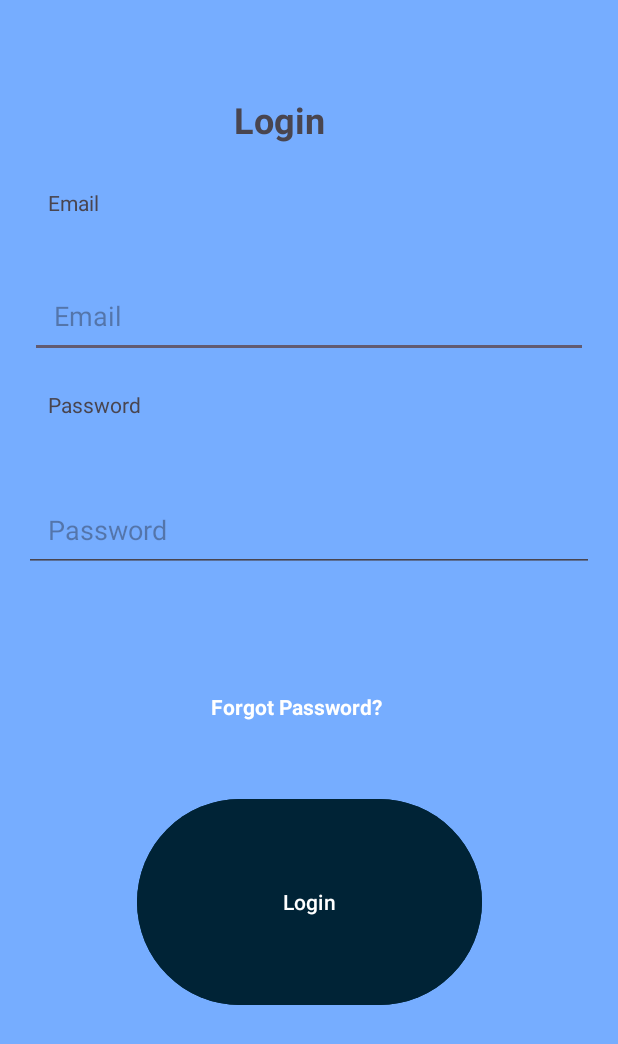
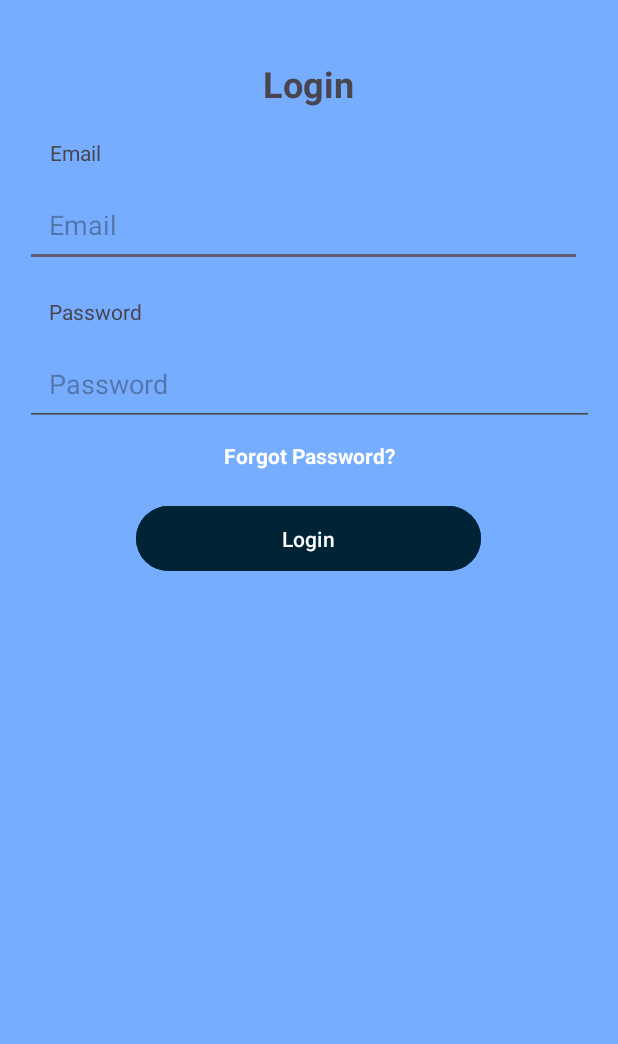
Before and after one commit to garthdp/MeditationMobileApp, an Android app: the Login screen opened directly, with no data from a screen before it, on a phone screen of 412 x 824 dp. Shown: the top 1044 px of the screen. Run offline under Robolectric (Android 15) with nearby library versions, the phone set to English and light mode, and no system bars; our stand-ins replace Firebase (no records; nobody signed in at launch, a user with empty details on screens opened directly).

Commit message:
added forgot password feature and fixed login screen

```diff
--- a/app/src/main/res/layout/activity_login.xml
+++ b/app/src/main/res/layout/activity_login.xml
@@ -20,43 +20,45 @@
     <!-- Forgot Password TextView -->
 
     <!-- Login Button -->
+
     <TextView
         android:id="@+id/textView"
         android:layout_width="wrap_content"
         android:layout_height="wrap_content"
-        android:layout_marginStart="156dp"
-        android:layout_marginTop="63dp"
-        android:layout_marginBottom="29dp"
+        android:layout_marginStart="175dp"
+        android:layout_marginEnd="176dp"
         android:text="Login"
         android:textAlignment="center"
         android:textSize="24sp"
         android:textStyle="bold"
-        app:layout_constraintBottom_toTopOf="@+id/textViewEmail"
+        app:layout_constraintBottom_toBottomOf="parent"
+        app:layout_constraintEnd_toEndOf="parent"
         app:layout_constraintStart_toStartOf="parent"
-        app:layout_constraintTop_toTopOf="parent" />
+        app:layout_constraintTop_toTopOf="parent"
+        app:layout_constraintVertical_bias="0.050000012" />
 
     <TextView
         android:id="@+id/textViewEmail"
         android:layout_width="wrap_content"
         android:layout_height="wrap_content"
         android:layout_marginStart="32dp"
-        android:layout_marginBottom="37dp"
+        android:layout_marginTop="20dp"
+        android:layout_marginEnd="344dp"
         android:text="Email"
-        app:layout_constraintBottom_toTopOf="@+id/editTextEmail"
+        app:layout_constraintEnd_toEndOf="parent"
         app:layout_constraintStart_toStartOf="parent"
         app:layout_constraintTop_toBottomOf="@+id/textView" />
 
     <EditText
         android:id="@+id/editTextEmail"
-        android:layout_width="0dp"
+        android:layout_width="371dp"
         android:layout_height="wrap_content"
-        android:layout_marginStart="20dp"
-        android:layout_marginEnd="20dp"
-        android:layout_marginBottom="21dp"
+        android:layout_marginStart="16dp"
+        android:layout_marginTop="10dp"
+        android:layout_marginEnd="24dp"
         android:hint="Email"
         android:inputType="textEmailAddress"
         android:padding="16dp"
-        app:layout_constraintBottom_toTopOf="@+id/textViewPassword"
         app:layout_constraintEnd_toEndOf="parent"
         app:layout_constraintStart_toStartOf="parent"
         app:layout_constraintTop_toBottomOf="@+id/textViewEmail" />
@@ -66,23 +68,23 @@
         android:layout_width="wrap_content"
         android:layout_height="wrap_content"
         android:layout_marginStart="32dp"
-        android:layout_marginBottom="45dp"
+        android:layout_marginTop="20dp"
+        android:layout_marginEnd="317dp"
         android:text="Password"
-        app:layout_constraintBottom_toTopOf="@+id/editTextPassword"
+        app:layout_constraintEnd_toEndOf="parent"
         app:layout_constraintStart_toStartOf="parent"
         app:layout_constraintTop_toBottomOf="@+id/editTextEmail" />
 
     <EditText
         android:id="@+id/editTextPassword"
-        android:layout_width="0dp"
+        android:layout_width="379dp"
         android:layout_height="wrap_content"
         android:layout_marginStart="16dp"
+        android:layout_marginTop="10dp"
         android:layout_marginEnd="16dp"
-        android:layout_marginBottom="80dp"
         android:hint="Password"
         android:inputType="textPassword"
         android:padding="16dp"
-        app:layout_constraintBottom_toTopOf="@+id/txtForgotPassword"
         app:layout_constraintEnd_toEndOf="parent"
         app:layout_constraintStart_toStartOf="parent"
         app:layout_constraintTop_toBottomOf="@+id/textViewPassword" />
@@ -92,30 +94,31 @@
         android:layout_width="wrap_content"
         android:layout_height="wrap_content"
         android:layout_gravity="center"
-        android:layout_marginStart="136dp"
-        android:layout_marginEnd="136dp"
-        android:layout_marginBottom="48dp"
+        android:layout_marginStart="149dp"
+        android:layout_marginTop="10dp"
+        android:layout_marginEnd="148dp"
         android:text="Forgot Password?"
         android:textColor="@android:color/white"
         android:textStyle="bold"
-        app:layout_constraintBottom_toTopOf="@+id/btnLoggingin"
-        app:layout_constraintEnd_toEndOf="@+id/editTextPassword"
+        app:layout_constraintEnd_toEndOf="parent"
         app:layout_constraintStart_toStartOf="parent"
         app:layout_constraintTop_toBottomOf="@+id/editTextPassword" />
 
     <Button
         android:id="@+id/btnLoggingin"
         android:layout_width="230dp"
-        android:layout_height="0dp"
-        android:layout_marginBottom="150dp"
+        android:layout_height="wrap_content"
+        android:layout_marginStart="90dp"
+        android:layout_marginTop="20dp"
+        android:layout_marginEnd="91dp"
         android:backgroundTint="#002336"
         android:padding="12dp"
         android:text="Login"
         android:textColor="@android:color/white"
-        app:layout_constraintBottom_toBottomOf="parent"
         app:layout_constraintEnd_toEndOf="parent"
         app:layout_constraintStart_toStartOf="parent"
         app:layout_constraintTop_toBottomOf="@+id/txtForgotPassword" />
+
     <ProgressBar
         android:id="@+id/progressBar"
         style="?android:attr/progressBarStyle"
@@ -124,6 +127,7 @@
         android:visibility="invisible"
         app:layout_constraintBottom_toBottomOf="parent"
         app:layout_constraintEnd_toEndOf="parent"
+        app:layout_constraintHorizontal_bias="0.498"
         app:layout_constraintStart_toStartOf="parent"
         app:layout_constraintTop_toTopOf="parent" />
 
```
Also changed, not shown: app/src/main/java/com/example/opsc_poe_part_2/Login.kt (+44 -0 lines).
